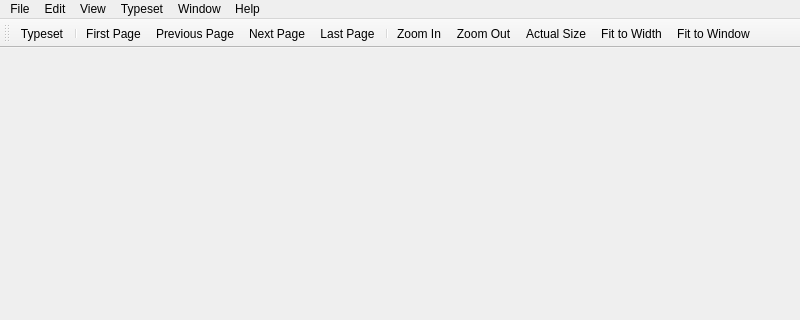
The window that PDFDocument.ui (Sharpie/TeXworks) describes before a commit, drawn with Qt 5; both pictures show x 0 to 800 and y 0 to 320 of the 800 by 600 pixel window.
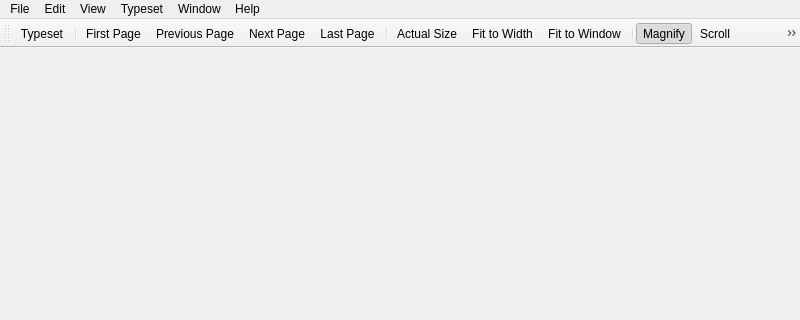
The same window after the commit. Icons and pictures are not drawn.

The edit to the form file:
```diff
--- a/PDFDocument.ui
+++ b/PDFDocument.ui
@@ -125,11 +125,14 @@
    <addaction name="actionNext_Page" />
    <addaction name="actionLast_Page" />
    <addaction name="separator" />
-   <addaction name="actionZoom_In" />
-   <addaction name="actionZoom_Out" />
    <addaction name="actionActual_Size" />
    <addaction name="actionFit_to_Width" />
    <addaction name="actionFit_to_Window" />
+   <addaction name="separator" />
+   <addaction name="actionMagnify" />
+   <addaction name="actionScroll" />
+   <addaction name="actionSelect_Text" />
+   <addaction name="actionSelect_Image" />
   </widget>
   <action name="actionAbout_QTeX" >
    <property name="text" >
@@ -405,6 +408,44 @@
     <string>Ctrl+Shift+F</string>
    </property>
   </action>
+  <action name="actionMagnify" >
+   <property name="checkable" >
+    <bool>true</bool>
+   </property>
+   <property name="checked" >
+    <bool>true</bool>
+   </property>
+   <property name="icon" >
+    <iconset resource="resources.qrc" >:/images/images/zoomin.png</iconset>
+   </property>
+   <property name="text" >
+    <string>Magnify</string>
+   </property>
+  </action>
+  <action name="actionScroll" >
+   <property name="checkable" >
+    <bool>true</bool>
+   </property>
+   <property name="text" >
+    <string>Scroll</string>
+   </property>
+  </action>
+  <action name="actionSelect_Text" >
+   <property name="checkable" >
+    <bool>true</bool>
+   </property>
+   <property name="text" >
+    <string>Select Text</string>
+   </property>
+  </action>
+  <action name="actionSelect_Image" >
+   <property name="checkable" >
+    <bool>true</bool>
+   </property>
+   <property name="text" >
+    <string>Select Image</string>
+   </property>
+  </action>
  </widget>
  <resources>
   <include location="resources.qrc" />
```
